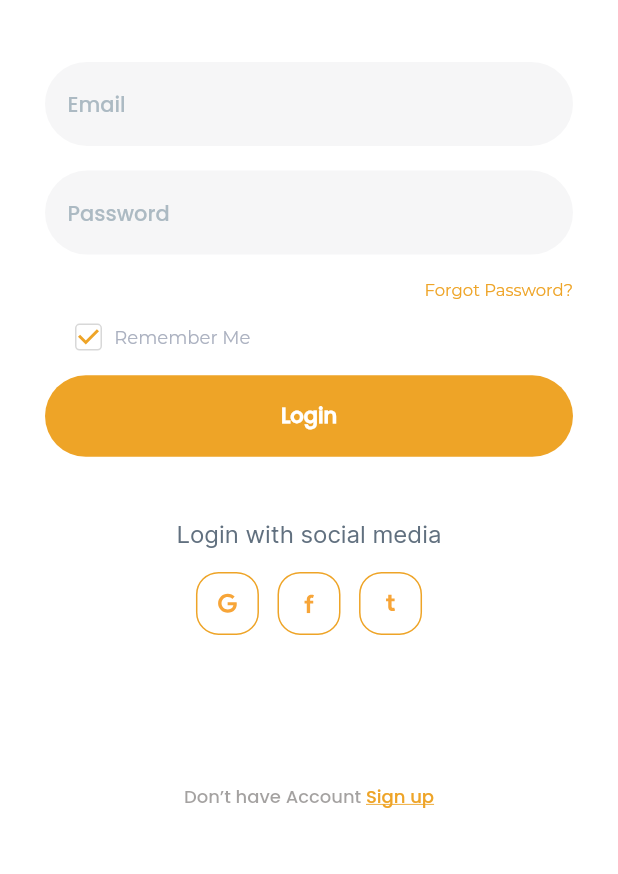
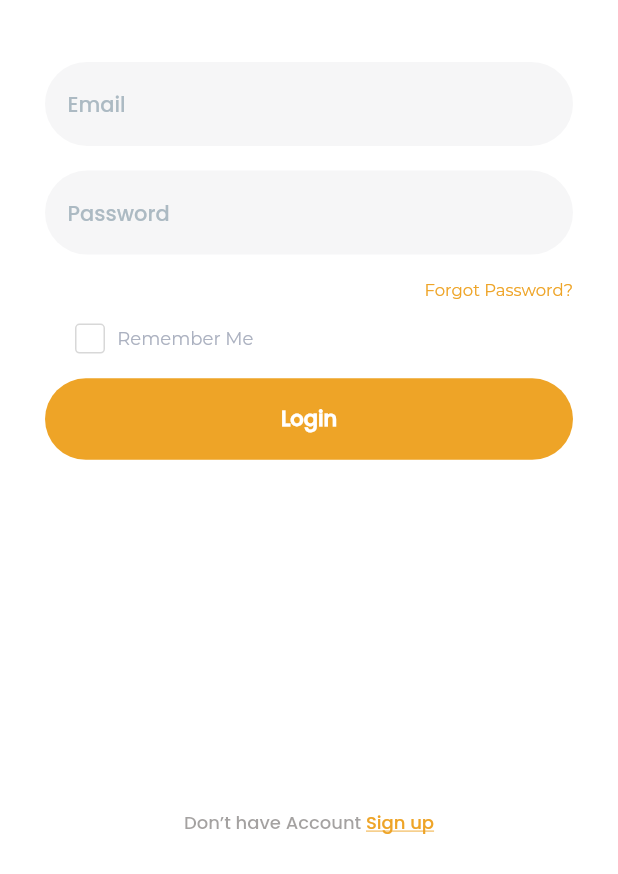
Before and after one commit to Bhavisha94/furniture_app, a Flutter app: the Login screen opened directly, on a phone screen of 412 x 824 dp, the part 362-1236 px from its top. Run offline on Flutter 3.47's test engine with Material 2 defaults, Android fonts, the light colour scheme and no system bars; our stand-ins replace flutter_bloc, flutter_rating_bar, flutter_svg, smooth_page_indicator.

Commit message:
updated code

```diff
--- a/furniture_shop/lib/main.dart
+++ b/furniture_shop/lib/main.dart
@@ -4,12 +4,7 @@ import 'package:furniture_shop/cubit/cubit/bottom_item_cubit.dart';
 import 'package:furniture_shop/cubit/details_item_color/cubit/details_item_color_cubit.dart';
 import 'package:furniture_shop/cubit/payment/cubit/payment_cubit.dart';
 import 'package:furniture_shop/cubit/timer/cubit/timer_cubit.dart';
-import 'package:furniture_shop/screens/dashboard.dart';
-import 'package:furniture_shop/screens/demo.dart';
-import 'package:furniture_shop/screens/my_account.dart';
-import 'package:furniture_shop/screens/setting.dart';
 import 'package:furniture_shop/screens/splashscreen.dart';
-import 'package:furniture_shop/screens/support.dart';
 
 void main() {
   runApp(const MyApp());
--- a/furniture_shop/lib/screens/dashboard.dart
+++ b/furniture_shop/lib/screens/dashboard.dart
@@ -7,6 +7,7 @@ import 'package:furniture_shop/screens/cart.dart';
 import 'package:furniture_shop/screens/favorite.dart';
 import 'package:furniture_shop/screens/home.dart';
 import 'package:furniture_shop/screens/home2.dart';
+import 'package:furniture_shop/screens/my_account.dart';
 import 'package:furniture_shop/screens/profile.dart';
 import 'package:furniture_shop/utils/colors.dart';
 import 'package:furniture_shop/widget/bottom_item.dart';
@@ -20,7 +21,8 @@ class Dashboard extends StatefulWidget {
 
 class _DashboardState extends State<Dashboard> {
   int index = 0;
-  List<Widget> list = const [Home2(), Cart(), Favorite(), Profile()];
+  //List<Widget> list = const [Home2(), Cart(), Favorite(), Profile()];
+  List<Widget> list = const [Home2(), Cart(), Cart(), Profile()];
 
   @override
   Widget build(BuildContext context) {
--- a/furniture_shop/lib/screens/feedback.dart
+++ b/furniture_shop/lib/screens/feedback.dart
@@ -32,6 +32,7 @@ class _FeedBackState extends State<FeedBack> {
         width: MediaQuery.of(context).size.width,
         child: Padding(
           padding: const EdgeInsets.symmetric(horizontal: 15, vertical: 10),
+          child: SingleChildScrollView(
             child: Column(
               children: [
                 Image.asset(
@@ -88,6 +89,7 @@ class _FeedBackState extends State<FeedBack> {
             ),
           ),
         ),
+      ),
     );
   }
 }
--- a/furniture_shop/lib/screens/forget_password.dart
+++ b/furniture_shop/lib/screens/forget_password.dart
@@ -18,6 +18,7 @@ class _ForgetPasswordState extends State<ForgetPassword> {
   Widget build(BuildContext context) {
     return Scaffold(
       backgroundColor: ColorUtils.white,
+      resizeToAvoidBottomInset: false,
       appBar: AppBar(
         backgroundColor: Colors.transparent,
         elevation: 0,
@@ -72,6 +73,7 @@ class _ForgetPasswordState extends State<ForgetPassword> {
                 color: ColorUtils.yellow,
                 text: 'Signup',
                 fontSize: 14,
+                onCallBack: () => Navigator.pop(context),
               ),
             ],
           ),
--- a/furniture_shop/lib/screens/login.dart
+++ b/furniture_shop/lib/screens/login.dart
@@ -18,10 +18,13 @@ class Login extends StatefulWidget {
 }
 
 class _LoginState extends State<Login> {
+  bool remember = false;
+
   @override
   Widget build(BuildContext context) {
     return Scaffold(
       backgroundColor: ColorUtils.white,
+      resizeToAvoidBottomInset: false,
       body: SizedBox(
         width: MediaQuery.of(context).size.width,
         child: Padding(
@@ -69,17 +72,21 @@ class _LoginState extends State<Login> {
                 child: Row(
                   children: [
                     Container(
-                      width: 18,
-                      height: 18,
+                      width: 20,
+                      height: 20,
                       decoration: BoxDecoration(
                           borderRadius: BorderRadius.circular(3),
                           border: Border.all(color: ColorUtils.shadeD8D8D8)),
                       child: Checkbox(
-                        value: true,
+                        value: remember,
                         activeColor: Colors.transparent,
                         checkColor: ColorUtils.yellow,
-                        side: const BorderSide(color: Colors.black),
-                        onChanged: (value) {},
+                        side: const BorderSide(color: Colors.transparent),
+                        onChanged: (value) {
+                          setState(() {
+                            remember = value!;
+                          });
+                        },
                       ),
                     ),
                     SizeUtils.horizontalSpacing(
@@ -109,27 +116,26 @@ class _LoginState extends State<Login> {
               ),
               SizeUtils.verticalSpacing(
                   height: MediaQuery.of(context).size.height * .05),
-              Text(
-                'Login with social media',
-                style: textStyle.copyWith(
-                    fontFamily: 'Inter', color: ColorUtils.gray, fontSize: 16),
-              ),
-              SizeUtils.verticalSpacing(
-                  height: MediaQuery.of(context).size.height * .02),
-              Row(
-                mainAxisAlignment: MainAxisAlignment.center,
-                children: [
-                  const SocilaLogin(icon: 'g'),
-                  SizeUtils.horizontalSpacing(
-                      width: MediaQuery.of(context).size.width * .03),
-                  const SocilaLogin(icon: 'f'),
-                  SizeUtils.horizontalSpacing(
-                      width: MediaQuery.of(context).size.width * .03),
-                  const SocilaLogin(icon: 't')
-                ],
-              ),
-              SizeUtils.verticalSpacing(
-                  height: MediaQuery.of(context).size.height * .12),
+              // Text(
+              //   'Login with social media',
+              //   style: textStyle.copyWith(
+              //       fontFamily: 'Inter', color: ColorUtils.gray, fontSize: 16),
+              // ),
+              // SizeUtils.verticalSpacing(
+              //     height: MediaQuery.of(context).size.height * .02),
+              // Row(
+              //   mainAxisAlignment: MainAxisAlignment.center,
+              //   children: [
+              //     const SocilaLogin(icon: 'g'),
+              //     SizeUtils.horizontalSpacing(
+              //         width: MediaQuery.of(context).size.width * .03),
+              //     const SocilaLogin(icon: 'f'),
+              //     SizeUtils.horizontalSpacing(
+              //         width: MediaQuery.of(context).size.width * .03),
+              //     const SocilaLogin(icon: 't')
+              //   ],
+              // ),
+              const Spacer(),
               Row(
                 mainAxisAlignment: MainAxisAlignment.center,
                 children: [
@@ -153,7 +159,9 @@ class _LoginState extends State<Login> {
                     ),
                   )
                 ],
-              )
+              ),
+              SizeUtils.verticalSpacing(
+                  height: MediaQuery.of(context).size.height * .03),
             ],
           ),
         ),
--- a/furniture_shop/lib/screens/my_account.dart
+++ b/furniture_shop/lib/screens/my_account.dart
@@ -59,7 +59,7 @@ class _MyAccountState extends State<MyAccount> {
                 hintText: 'male',
               ),
               SizeUtils.verticalSpacing(
-                  height: MediaQuery.of(context).size.height * .15),
+                  height: MediaQuery.of(context).size.height * .13),
               Button(
                   width: MediaQuery.of(context).size.width,
                   height: MediaQuery.of(context).size.height * .06,
--- a/furniture_shop/lib/screens/my_cart.dart
+++ b/furniture_shop/lib/screens/my_cart.dart
@@ -226,7 +226,9 @@ class _MyCartState extends State<MyCart> {
               fontSize: 12,
               onCallBack: () => Navigator.push(
                   context, MaterialPageRoute(builder: (_) => const YourCart())),
-            )
+            ),
+            SizeUtils.verticalSpacing(
+                height: MediaQuery.of(context).size.height * .02),
           ],
         )),
       ),
--- a/furniture_shop/lib/screens/your_cart.dart
+++ b/furniture_shop/lib/screens/your_cart.dart
@@ -248,7 +248,9 @@ class _YourCartState extends State<YourCart> {
                   height: MediaQuery.of(context).size.height * .06,
                   text: 'Pay Now'.toUpperCase(),
                   color: ColorUtils.yellow,
-                  fontSize: 12)
+                  fontSize: 12),
+              SizeUtils.verticalSpacing(
+                  height: MediaQuery.of(context).size.height * .02),
             ],
           ),
         ),
```
Also changed, not shown: furniture_shop/lib/screens/details.dart (+8 -4 lines), furniture_shop/lib/screens/drawer_screen.dart (+10 -5 lines), furniture_shop/lib/screens/onbording.dart (+5 -7 lines), furniture_shop/lib/screens/profile.dart (+64 -1 lines), furniture_shop/lib/screens/registration.dart (+28 -25 lines), furniture_shop/lib/widget/appbar.dart (+9 -7 lines), 1 other file. Lines whose indentation alone changed are shown as unchanged.
